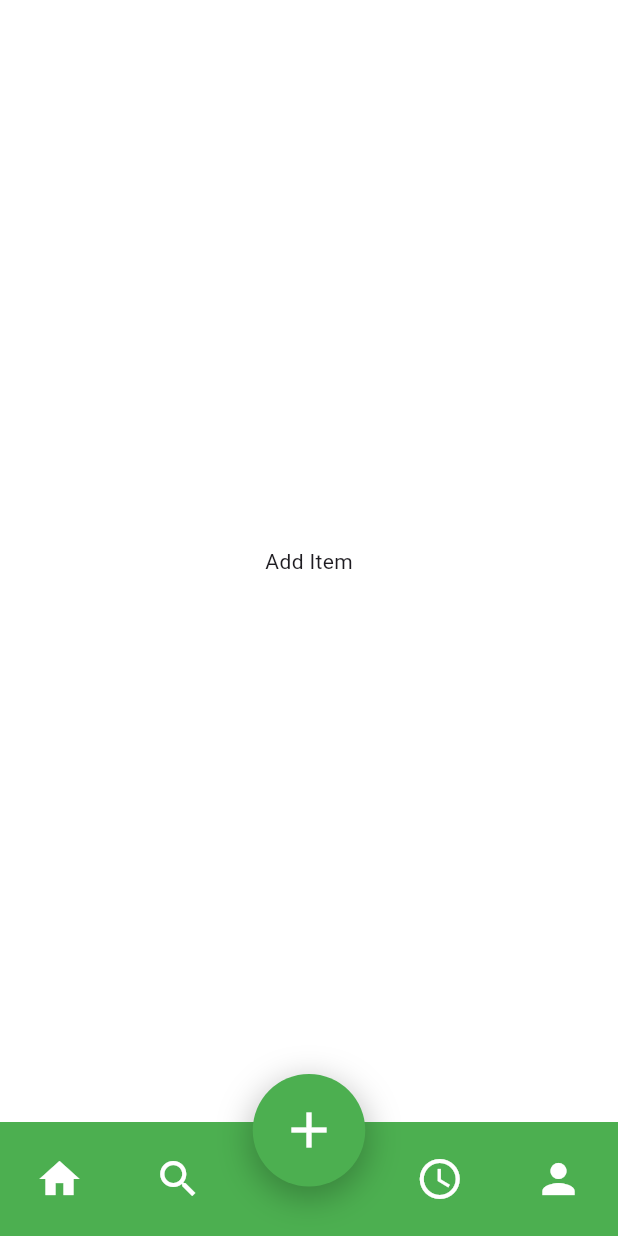
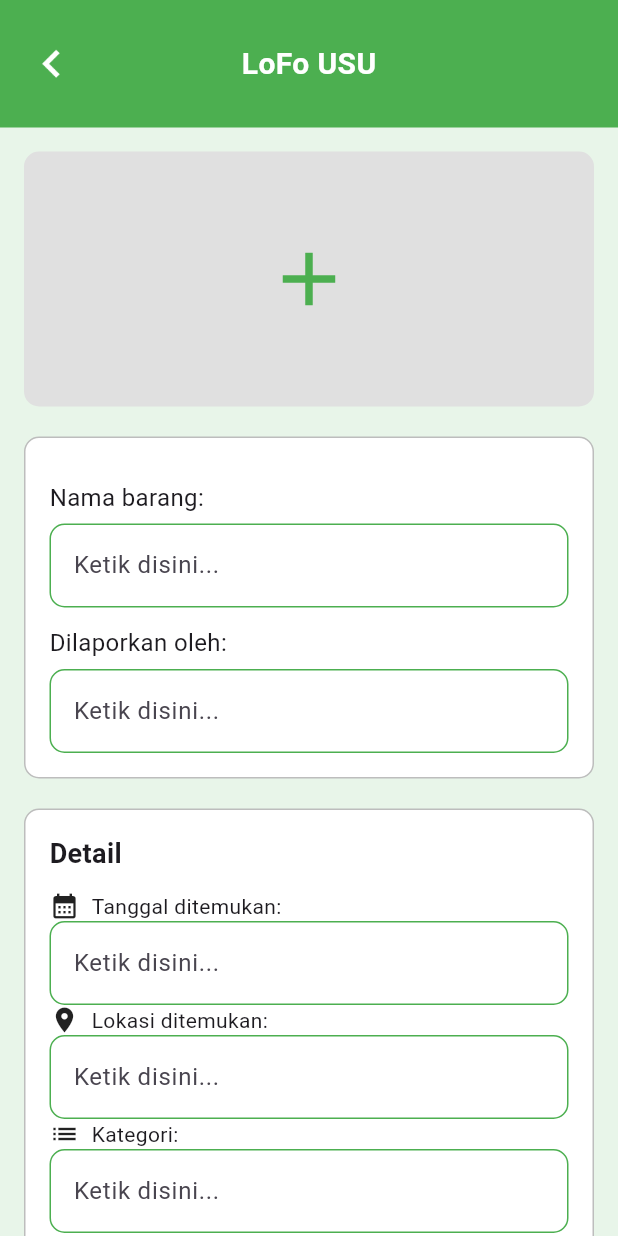
Before and after one commit to VuittonVU/LoFo-USU, a Flutter app: the MainNavigationScreen screen opened by its route, scrolled down 126 dp, after a tap on the "add" icon, on a phone screen of 412 x 824 dp. Run offline on Flutter 3.47's test engine with Material 3 defaults, Android fonts, the phone set to English and light mode, and no system bars; our stand-ins replace go_router.

Commit message:
add(UI): nambah screen add laporan

```diff
--- a/lib/config/routes.dart
+++ b/lib/config/routes.dart
@@ -17,6 +17,8 @@ import '../screens/auth/berhasil_screen.dart';
 import '../screens/main/main_navigation_screen.dart';
 import '../screens/main/notification_screen.dart';
 import '../screens/main/filter_screen.dart';
+import '../screens/main/add_new_laporan.dart';
+import '../screens/main/laporan_aktif_screen_pelapor.dart';
 
 class AppRoutes {
   static const String splash    = '/';
@@ -34,6 +36,9 @@ class AppRoutes {
   static const String mainNav   = '/main';
   static const String notif     = '/notifikasi';
   static const String filter    = '/filter';
+  static const String addLaporan = '/add-laporan';
+  static const String laporanAktif = '/laporan-aktif';
+
 }
 
 GoRouter createRouter() {
@@ -98,6 +103,35 @@ GoRouter createRouter() {
       ),
 
       // ============================
+      // ADD LAPORAN
+      // ============================
+      GoRoute(
+        path: AppRoutes.addLaporan,
+        builder: (_, __) => const AddLaporanScreen(),
+      ),
+
+      // ============================
+      // LAPORAN AKTIF (Detail Item)
+      // ============================
+      GoRoute(
+        path: AppRoutes.laporanAktif,
+        builder: (context, state) {
+          final data = state.extra as Map<String, dynamic>?;
+
+          return ItemDetailScreen(
+            images: data?["images"] ?? [],
+            title: data?["title"] ?? "-",
+            reporterName: data?["reporterName"] ?? "-",
+            dateFound: data?["dateFound"] ?? "-",
+            locationFound: data?["locationFound"] ?? "-",
+            category: data?["category"] ?? "-",
+            description: data?["description"] ?? "-",
+            status: data?["status"] ?? "Aktif",
+          );
+        },
+      ),
+
+      // ============================
       // MAIN NAVIGATION
       // ============================
       GoRoute(
--- a/lib/main.dart
+++ b/lib/main.dart
@@ -19,7 +19,6 @@ class MyApp extends StatelessWidget {
       theme: ThemeData(
         useMaterial3: true,
         scaffoldBackgroundColor: Colors.white,
-        // fontFamily: null, // pakai default system font dulu
       ),
       routerConfig: router,
     );
--- /dev/null
+++ b/lib/screens/main/add_new_laporan.dart
@@ -0,0 +1,193 @@
+import 'package:flutter/material.dart';
+import 'package:go_router/go_router.dart';
+import '../../config/routes.dart';
+import '../../widgets/top_bar_backbtn.dart';
+
+class AddLaporanScreen extends StatefulWidget {
+  const AddLaporanScreen({super.key});
+
+  @override
+  State<AddLaporanScreen> createState() => _AddLaporanScreenState();
+}
+
+class _AddLaporanScreenState extends State<AddLaporanScreen> {
+  final TextEditingController namaController = TextEditingController();
+  final TextEditingController pelaporController = TextEditingController();
+  final TextEditingController tanggalController = TextEditingController();
+  final TextEditingController lokasiController = TextEditingController();
+  final TextEditingController kategoriController = TextEditingController();
+  final TextEditingController deskripsiController = TextEditingController();
+
+  @override
+  Widget build(BuildContext context) {
+    return Scaffold(
+      backgroundColor: Colors.green.shade50,
+
+      body: Column(
+        children: [
+          TopBarBackBtn(
+            title: "LoFo USU",
+            onBack: () => context.go("/main?startIndex=0"),
+          ),
+
+          Expanded(
+            child: SingleChildScrollView(
+              padding: const EdgeInsets.all(16),
+              child: Column(
+                children: [
+                  GestureDetector(
+                    onTap: () {},
+                    child: Container(
+                      height: 170,
+                      width: double.infinity,
+                      decoration: BoxDecoration(
+                        color: Colors.grey.shade300,
+                        borderRadius: BorderRadius.circular(10),
+                      ),
+                      child: const Center(
+                        child: Icon(Icons.add, size: 60, color: Colors.green),
+                      ),
+                    ),
+                  ),
+
+                  const SizedBox(height: 20),
+
+                  _formContainer(children: [
+                    _label("Nama barang:"),
+                    _textField(namaController),
+
+                    _label("Dilaporkan oleh:"),
+                    _textField(pelaporController),
+                  ]),
+
+                  const SizedBox(height: 20),
+
+                  _formContainer(children: [
+                    const Text(
+                      "Detail",
+                      style: TextStyle(
+                        fontSize: 18,
+                        fontWeight: FontWeight.w600,
+                      ),
+                    ),
+                    const SizedBox(height: 12),
+
+                    _labelIcon("Tanggal ditemukan:", Icons.calendar_month),
+                    _textField(tanggalController),
+
+                    _labelIcon("Lokasi ditemukan:", Icons.location_on),
+                    _textField(lokasiController),
+
+                    _labelIcon("Kategori:", Icons.list),
+                    _textField(kategoriController),
+                  ]),
+
+                  const SizedBox(height: 20),
+
+                  _formContainer(children: [
+                    const Text(
+                      "Deskripsi",
+                      style: TextStyle(
+                        fontSize: 18,
+                        fontWeight: FontWeight.w600,
+                      ),
+                    ),
+                    const SizedBox(height: 12),
+                    _textField(deskripsiController, maxLines: 5),
+                  ]),
+
+                  const SizedBox(height: 30),
+
+                  SizedBox(
+                    width: 250,
+                    height: 48,
+                    child: ElevatedButton(
+                      style: ElevatedButton.styleFrom(
+                        backgroundColor: const Color(0xFF4CAF50),
+                        shape: RoundedRectangleBorder(
+                          borderRadius: BorderRadius.circular(40),
+                        ),
+                      ),
+                      onPressed: () {
+                        context.push(
+                          AppRoutes.laporanAktif,
+                          extra: {
+                            "imagePath": "assets/images/default.png",
+                            "title": namaController.text,
+                            "reporterName": pelaporController.text,
+                            "tanggal": tanggalController.text,
+                            "fakultas": lokasiController.text,
+                            "kategori": kategoriController.text,
+                            "deskripsi": deskripsiController.text,
+                            "status": "Aktif",
+                          },
+                        );
+                      },
+                      child: const Text(
+                        "Selesai",
+                        style: TextStyle(
+                          fontSize: 16,
+                          fontWeight: FontWeight.bold,
+                          color: Colors.white,
+                        ),
+                      ),
+                    ),
+                  ),
+
+                  const SizedBox(height: 20),
+                ],
+              ),
+            ),
+          ),
+        ],
+      ),
+    );
+  }
+
+  Widget _formContainer({required List<Widget> children}) {
+    return Container(
+      width: double.infinity,
+      padding: const EdgeInsets.all(16),
+      decoration: BoxDecoration(
+        color: Colors.white,
+        borderRadius: BorderRadius.circular(10),
+        border: Border.all(color: Colors.grey.shade400),
+      ),
+      child: Column(
+        crossAxisAlignment: CrossAxisAlignment.start,
+        children: children,
+      ),
+    );
+  }
+
+  Widget _label(String text) => Padding(
+    padding: const EdgeInsets.only(bottom: 6, top: 12),
+    child: Text(text, style: const TextStyle(fontSize: 16)),
+  );
+
+  Widget _labelIcon(String text, IconData icon) => Row(
+    children: [
+      Icon(icon, size: 20),
+      const SizedBox(width: 8),
+      Text(text, style: const TextStyle(fontSize: 14)),
+    ],
+  );
+
+  Widget _textField(TextEditingController c, {int maxLines = 1}) {
+    return TextField(
+      controller: c,
+      maxLines: maxLines,
+      decoration: InputDecoration(
+        hintText: "Ketik disini...",
+        enabledBorder: OutlineInputBorder(
+          borderRadius: BorderRadius.circular(10),
+          borderSide: const BorderSide(color: Color(0xFF4CAF50)),
+        ),
+        focusedBorder: OutlineInputBorder(
+          borderRadius: BorderRadius.circular(10),
+          borderSide: const BorderSide(color: Color(0xFF4CAF50), width: 2),
+        ),
+      ),
+    );
+  }
+}
--- a/lib/screens/main/home_screen.dart
+++ b/lib/screens/main/home_screen.dart
@@ -72,44 +72,72 @@ class HomeScreen extends StatelessWidget {
               padding: const EdgeInsets.only(top: 20, bottom: 100),
               children: [
                 _bigCard(
-                  child: const ItemCard(
+                  child: ItemCard(
+                    images: const [
+                      'assets/images/dompet1.png',
+                      'assets/images/dompet2.png',
+                    ],
                     imagePath: 'assets/images/dompet1.png',
                     title: 'Dompet',
                     fakultas: 'FISIP',
                     tanggal: '25 September 2025',
                     status: 'Aktif',
+                    kategori: 'Dompet',
+                    deskripsi:
+                    'Ditemukan sebuah dompet merek fossil berwarna coklat di area gedung A Fakultas Ilmu Sosial dan Politik',
                   ),
                 ),
+
                 _bigCard(
-                  child: const ItemCard(
+                  child: ItemCard(
+                    images: const [
+                      'assets/images/dompet1.png',
+                    ],
                     imagePath: 'assets/images/dompet1.png',
                     title: 'Kartu',
                     fakultas: 'Teknik',
                     tanggal: '1 Juli 2025',
                     status: 'Dalam Proses',
+                    kategori: 'Kartu Identitas',
+                    deskripsi:
+                    'Kartu identitas mahasiswa ditemukan di area gedung Teknik.',
                   ),
                 ),
+
                 _bigCard(
-                  child: const ItemCard(
+                  child: ItemCard(
+                    images: const [
+                      'assets/images/dompet2.png',
+                    ],
                     imagePath: 'assets/images/dompet2.png',
                     title: 'Dompet',
                     fakultas: 'FIB',
                     tanggal: '22 Mei 2025',
                     status: 'Selesai',
+                    kategori: 'Dompet',
+                    deskripsi:
+                    'Dompet warna hitam ditemukan di sekitar gedung Fakultas Ilmu Budaya.',
                   ),
                 ),
+
                 _bigCard(
-                  child: const ItemCard(
+                  child: ItemCard(
+                    images: const [
+                      'assets/images/dompet3.png',
+                    ],
                     imagePath: 'assets/images/dompet3.png',
                     title: 'Dompet',
                     fakultas: 'FEB',
                     tanggal: '4 April 2025',
                     status: 'Selesai',
+                    kategori: 'Dompet',
+                    deskripsi:
+                    'Dompet merah ditemukan dekat kantin Fakultas Ekonomi dan Bisnis.',
                   ),
                 ),
               ],
             ),
-          ),
+          )
         ],
       ),
     );
--- a/lib/screens/main/main_navigation_screen.dart
+++ b/lib/screens/main/main_navigation_screen.dart
@@ -1,4 +1,6 @@
 import 'package:flutter/material.dart';
+import 'package:go_router/go_router.dart';
+
 import '../../widgets/navbar.dart';
 import 'home_screen.dart';
 import 'search_screen.dart';
@@ -35,14 +37,15 @@ class _MainNavigationScreenState extends State<MainNavigationScreen> {
     final screens = [
       const HomeScreen(),
 
-      // Search menerima filter (ALLOW NULL)
       SearchScreen(
         kategori: widget.kategori ?? "",
         lokasi: widget.lokasi ?? "",
         urutan: widget.urutan ?? "",
       ),
 
-      const Center(child: Text("Add Item")),
+      // index 2 = tombol PLUS → tidak dipakai
+      const SizedBox.shrink(),
+
       const Center(child: Text("History")),
       const Center(child: Text("Profile")),
     ];
@@ -53,7 +56,13 @@ class _MainNavigationScreenState extends State<MainNavigationScreen> {
       bottomNavigationBar: MainNavigationBar(
         index: index,
         onTap: (i) {
-          if (i == index) return; // ignore jika tekan tab yg sama
+          // ----------- HANDLE TOMBOL PLUS -----------
+          if (i == 2) {
+            context.go('/add-laporan');   // route yang kita buat
+            return;
+          }
+
+          // NORMAL NAVIGATION
           setState(() => index = i);
         },
       ),
--- a/lib/screens/main/search_screen.dart
+++ b/lib/screens/main/search_screen.dart
@@ -6,7 +6,7 @@ import 'package:go_router/go_router.dart';
 class SearchScreen extends StatefulWidget {
   final String kategori;
   final String lokasi;
-  final String urutan; // Terbaru / A-Z / Z-A
+  final String urutan;
 
   const SearchScreen({
     super.key,
@@ -22,7 +22,9 @@ class SearchScreen extends StatefulWidget {
 class _SearchScreenState extends State<SearchScreen> {
   final TextEditingController searchCtrl = TextEditingController();
 
-  // Dummy items
+  // =======================================================
+  // DUMMY DATA (SUDAH DITAMBAH DESKRIPSI)
+  // =======================================================
   final List<Map<String, String>> items = [
     {
       "title": "Dompet",
@@ -31,6 +33,7 @@ class _SearchScreenState extends State<SearchScreen> {
       "tanggal": "25 September 2025",
       "status": "Aktif",
       "image": "assets/images/dompet1.png",
+      "deskripsi": "Dompet coklat ditemukan di area FISIP gedung A.",
     },
     {
       "title": "Kartu Identitas",
@@ -39,6 +42,7 @@ class _SearchScreenState extends State<SearchScreen> {
       "tanggal": "1 Juli 2025",
       "status": "Dalam Proses",
       "image": "assets/images/dompet2.png",
+      "deskripsi": "Kartu identitas mahasiswa ditemukan di Fakultas Teknik.",
     },
     {
       "title": "Dompet",
@@ -47,6 +51,7 @@ class _SearchScreenState extends State<SearchScreen> {
       "tanggal": "22 Mei 2025",
       "status": "Selesai",
       "image": "assets/images/dompet3.png",
+      "deskripsi": "Dompet hitam ditemukan di Fakultas Ilmu Budaya.",
     },
   ];
 
@@ -78,12 +83,11 @@ class _SearchScreenState extends State<SearchScreen> {
   }
 
   // =======================================================
-  // FILTERED LIST LOGIC
+  // FILTERED ITEMS
   // =======================================================
   List<Map<String, String>> get filteredItems {
     List<Map<String, String>> result = [...items];
 
-    // Search text
     if (searchCtrl.text.isNotEmpty) {
       result = result
           .where((i) => i["title"]!
@@ -92,29 +96,19 @@ class _SearchScreenState extends State<SearchScreen> {
           .toList();
     }
 
-    // Filter kategori
     if (widget.kategori.isNotEmpty) {
-      result =
-          result.where((i) => i["kategori"] == widget.kategori).toList();
+      result = result.where((i) => i["kategori"] == widget.kategori).toList();
     }
 
-    // Filter lokasi
     if (widget.lokasi.isNotEmpty) {
-      result =
-          result.where((i) => i["lokasi"] == widget.lokasi).toList();
+      result = result.where((i) => i["lokasi"] == widget.lokasi).toList();
     }
 
-    // =======================================================
-    // SORTING
-    // =======================================================
     if (widget.urutan == "A-Z") {
       result.sort((a, b) => a["title"]!.compareTo(b["title"]!));
-    }
-    else if (widget.urutan == "Z-A") {
+    } else if (widget.urutan == "Z-A") {
       result.sort((a, b) => b["title"]!.compareTo(a["title"]!));
-    }
-    else if (widget.urutan == "Terbaru") {
-      // Sort date descending (newest → oldest)
+    } else if (widget.urutan == "Terbaru") {
       result.sort((a, b) =>
           parseTanggal(b["tanggal"]!).compareTo(parseTanggal(a["tanggal"]!)));
     }
@@ -135,9 +129,7 @@ class _SearchScreenState extends State<SearchScreen> {
         children: [
           const SizedBox(height: 14),
 
-          // =======================================================
           // SEARCH BAR
-          // =======================================================
           Padding(
             padding: const EdgeInsets.symmetric(horizontal: 18),
             child: Container(
@@ -168,15 +160,12 @@ class _SearchScreenState extends State<SearchScreen> {
 
           const SizedBox(height: 16),
 
-          // =======================================================
-          // BIG FILTER BUTTON
-          // =======================================================
+          // FILTER BUTTON
           Padding(
             padding: const EdgeInsets.symmetric(horizontal: 18),
             child: GestureDetector(
               onTap: () => context.go("/filter"),
               child: Container(
-                width: double.infinity,
                 padding: const EdgeInsets.symmetric(vertical: 14),
                 decoration: BoxDecoration(
                   color: const Color(0xFF4CAF50),
@@ -205,9 +194,7 @@ class _SearchScreenState extends State<SearchScreen> {
 
           const SizedBox(height: 12),
 
-          // =======================================================
-          // RESULTS
-          // =======================================================
+          // LIST RESULT
           Expanded(
             child: results.isEmpty
                 ? const Center(
@@ -229,11 +216,17 @@ class _SearchScreenState extends State<SearchScreen> {
                   child: Transform.scale(
                     scale: 1.085,
                     child: ItemCard(
+                      // Multi-image support
+                      images: [
+                        item["image"]!,
+                      ],
                       imagePath: item["image"]!,
                       title: item["title"]!,
                       fakultas: item["lokasi"]!,
                       tanggal: item["tanggal"]!,
                       status: item["status"]!,
+                      kategori: item["kategori"]!,
+                      deskripsi: item["deskripsi"]!,
                     ),
                   ),
                 );
--- a/lib/widgets/item_card.dart
+++ b/lib/widgets/item_card.dart
@@ -1,12 +1,16 @@
 import 'package:flutter/material.dart';
+import 'package:go_router/go_router.dart';
 import 'item_status_badge.dart';
 
 class ItemCard extends StatelessWidget {
-  final String imagePath;
+  final List<String> images;     // <-- support banyak gambar
+  final String imagePath;        // fallback gambar 1
   final String title;
   final String fakultas;
   final String tanggal;
   final String status;
+  final String kategori;
+  final String deskripsi;
 
   const ItemCard({
     super.key,
@@ -15,19 +19,39 @@ class ItemCard extends StatelessWidget {
     required this.fakultas,
     required this.tanggal,
     required this.status,
+    required this.kategori,
+    required this.deskripsi,
+    this.images = const [],       // default = kosong
   });
 
   @override
   Widget build(BuildContext context) {
-    return Container(
-      margin: const EdgeInsets.symmetric(
-        horizontal: 18,
-        vertical: 8, // ⬅️ DARI 12 → 8 (gap antar card lebih kecil)
-      ),
-      padding: const EdgeInsets.symmetric(
-        horizontal: 14,
-        vertical: 10, // ⬅️ DARI 14 → 10 (lebih proporsional)
-      ),
+    // pilih: kalau images kosong → pakai imagePath tunggal
+    final List<String> finalImages =
+    images.isNotEmpty ? images : [imagePath];
+
+    return GestureDetector(
+      onTap: () {
+        /// ===========================
+        /// NAVIGATE ke DETAIL SCREEN
+        /// ===========================
+        context.push(
+          '/laporan-aktif',
+          extra: {
+            "images": finalImages,         // <── Kirim list gambar
+            "title": title,
+            "fakultas": fakultas,
+            "tanggal": tanggal,
+            "status": status,
+            "kategori": kategori,
+            "deskripsi": deskripsi,
+          },
+        );
+      },
+
+      child: Container(
+        margin: const EdgeInsets.symmetric(horizontal: 18, vertical: 8),
+        padding: const EdgeInsets.symmetric(horizontal: 14, vertical: 10),
         decoration: BoxDecoration(
           color: Colors.white,
           borderRadius: BorderRadius.circular(18),
@@ -43,11 +67,13 @@ class ItemCard extends StatelessWidget {
         child: Row(
           crossAxisAlignment: CrossAxisAlignment.start,
           children: [
-          // FOTO BARANG
+            /// ===========================
+            /// FOTO
+            /// ===========================
             ClipRRect(
               borderRadius: BorderRadius.circular(12),
               child: Image.asset(
-              imagePath,
+                finalImages.first, // <-- tampilin gambar pertama
                 width: 110,
                 height: 110,
                 fit: BoxFit.cover,
@@ -56,30 +82,36 @@ class ItemCard extends StatelessWidget {
 
             const SizedBox(width: 14),
 
-          // TEXT AREA
+            /// ===========================
+            /// TEXT AREA
+            /// ===========================
             Expanded(
               child: Column(
                 crossAxisAlignment: CrossAxisAlignment.start,
                 children: [
-                // TITLE + STATUS
+                  // TITLE + STATUS BADGE
                   Row(
                     mainAxisAlignment: MainAxisAlignment.spaceBetween,
                     children: [
                       Expanded(
                         child: Text(
                           title,
+                          maxLines: 1,
+                          overflow: TextOverflow.ellipsis,
                           style: const TextStyle(
                             fontSize: 20,
                             fontWeight: FontWeight.w700,
                           ),
                         ),
                       ),
+                      const SizedBox(width: 6),
                       ItemStatusBadge(status: status),
                     ],
                   ),
 
-                const SizedBox(height: 6), // ⬅️ DARI 8 → 6 (lebih rapat)
+                  const SizedBox(height: 6),
 
+                  // FAKULTAS / LOKASI
                   Text(
                     fakultas,
                     style: TextStyle(
@@ -90,6 +122,7 @@ class ItemCard extends StatelessWidget {
 
                   const SizedBox(height: 2),
 
+                  // TANGGAL
                   Text(
                     tanggal,
                     style: TextStyle(
@@ -102,6 +135,7 @@ class ItemCard extends StatelessWidget {
             ),
           ],
         ),
+      ),
     );
   }
 }
```
Also changed, not shown: lib/screens/main/laporan_aktif_screen_pelapor.dart (+172 -133 lines). Lines whose indentation alone changed are shown as unchanged.
